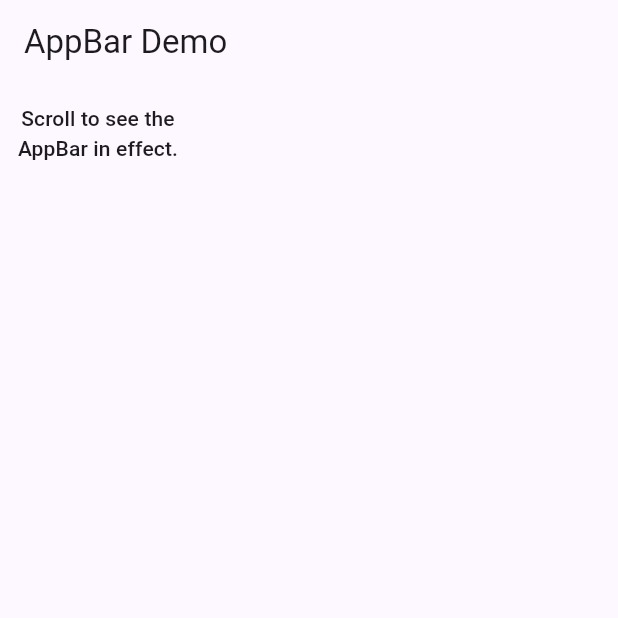
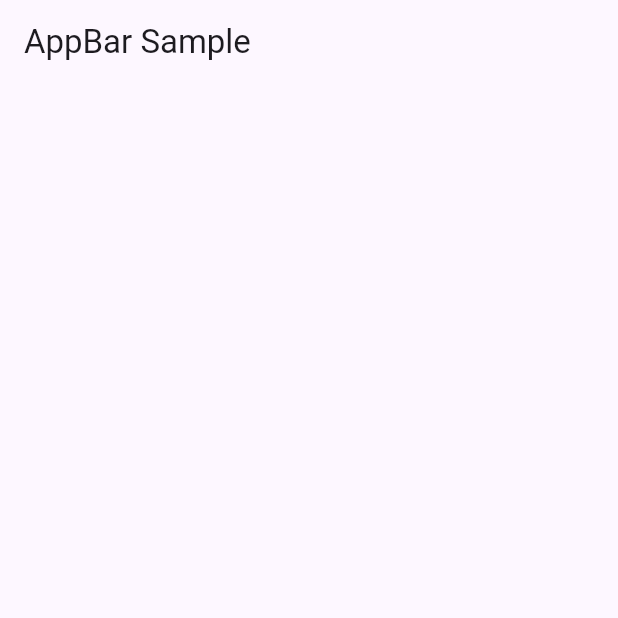
Before and after one commit to Khammunh/fast, a Flutter app: the screen it shows after launch, on a phone screen of 412 x 824 dp, the top half of it. Run offline on Flutter 3.47's test engine with Material 2 defaults, Android fonts, the light colour scheme and no system bars.

Commit message:
learn AppBar

```diff
--- a/lib/appBarExample.dart
+++ b/lib/appBarExample.dart
@@ -2,48 +2,14 @@
 
 import 'package:flutter/material.dart';
 
-class AppBarExample extends StatefulWidget {
+class AppBarExample extends StatelessWidget {
   const AppBarExample({super.key});
 
   @override
-  State<AppBarExample> createState() => _AppBarExampleState();
-}
-
-class _AppBarExampleState extends State<AppBarExample> {
-  bool shadowColor = false;
-  double? scrolledUnderElevation;
-  @override
   Widget build(BuildContext context) {
-    final ColorScheme colorScheme = Theme.of(context).colorScheme;
-    final Color addItemColor = colorScheme.primary.withOpacity(0.05);
-    final Color evenItemColor = colorScheme.primary.withOpacity(0.15);
     return Scaffold(
       appBar: AppBar(
-        title: const Text('AppBar Demo'),
-        scrolledUnderElevation: scrolledUnderElevation,
-        shadowColor: shadowColor ? Theme.of(context).colorScheme.shadow : null,
-      ),
-      body: GridView.builder(
-        gridDelegate: const SliverGridDelegateWithFixedCrossAxisCount(
-          crossAxisCount: 3,
-          childAspectRatio: 2.0,
-          mainAxisSpacing: 10.0,
-          crossAxisSpacing: 10.0,
-        ),
-        itemBuilder: (BuildContext context, int index) {
-          if (index == 0) {
-            return Center(
-              child: Text(
-                'Scroll to see the AppBar in effect.',
-                style: Theme.of(context).textTheme.labelLarge,
-                textAlign: TextAlign.center,
-              ),
-            );
-          }
-          return Container(
-            //Now I learn here.
-          );
-        },
+        title: const Text('AppBar Sample'),
       ),
     );
   }
--- a/lib/main.dart
+++ b/lib/main.dart
@@ -6,18 +6,18 @@ void main() {
     const MyApp(),
   );
 }
+
 class MyApp extends StatelessWidget {
   const MyApp({super.key});
 
   @override
   Widget build(BuildContext context) {
     return MaterialApp(
-      debugShowCheckedModeBanner: false,
-     theme: ThemeData(
-      useMaterial3: true,colorSchemeSeed: const Color(0xff6750a4)
-
-     ),
-     home: const AppBarExample(),
+      theme: ThemeData(
+        colorSchemeSeed: const Color(0xff6750a4),
+        useMaterial3: true,
+      ),
+      home: const AppBarExample(),
     );
   }
 }
--- /dev/null
+++ b/lib/model/class.dart
@@ -0,0 +1 @@
+List<String> titles = <String>['Cloud', 'Beach', 'Sunny'];
```
